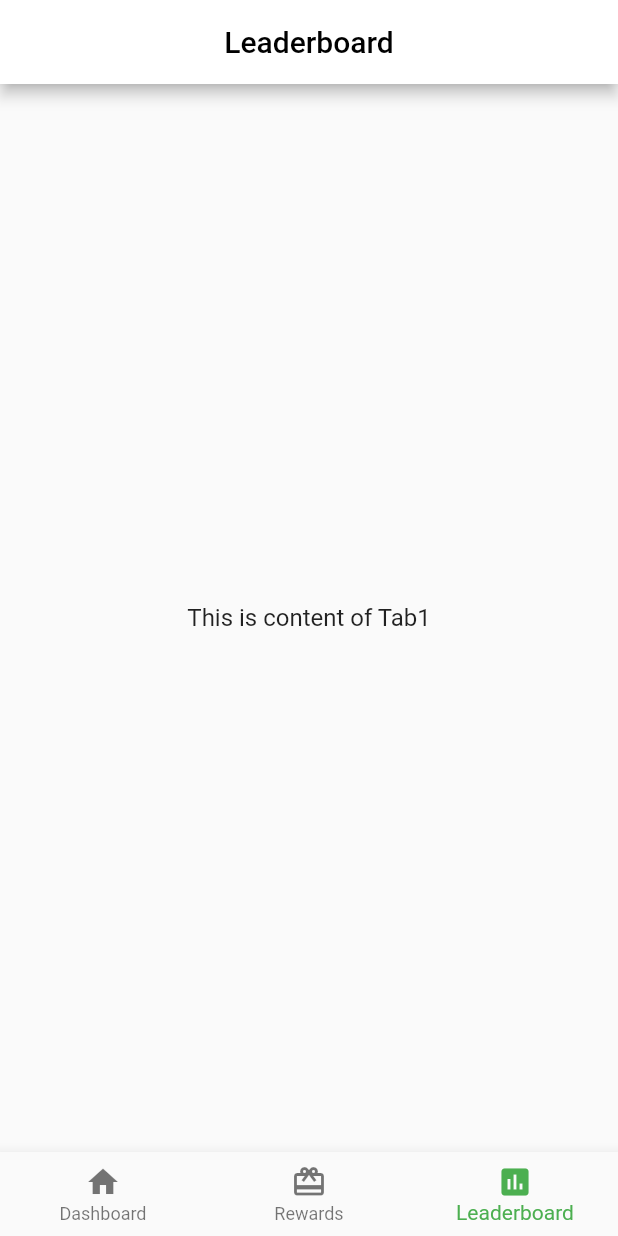
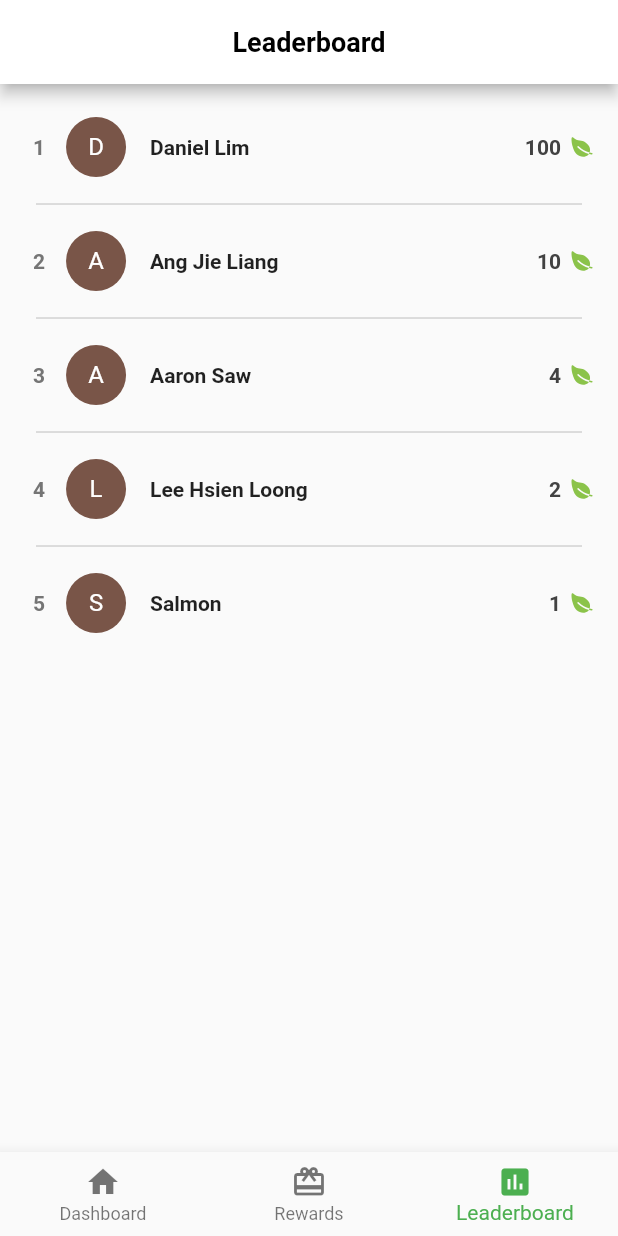
Before and after one commit to daniellimws/ReduceLah, a Flutter app: the screen it shows after launch, item 3 of the bottom bar chosen, on a phone screen of 412 x 824 dp. Run offline on Flutter 3.47's test engine with Material 2 defaults, Android fonts, the light colour scheme and no system bars; our stand-ins replace flutter_icons.

Commit message:
Basic leaderboard

```diff
--- /dev/null
+++ b/lib/services/leaderboard_service.dart
@@ -0,0 +1,14 @@
+class User {
+  String name;
+  int points;
+  int rank;
+
+  User({this.name, this.points, this.rank});
+}
+
+class LeaderboardData {
+  List<User> users;
+  User me;
+
+  LeaderboardData({this.users, this.me});
+}
--- a/lib/tabs/empty_tab.dart
+++ b/lib/tabs/empty_tab.dart
@@ -16,7 +16,11 @@ class _EmptyTabState extends State<EmptyTab>
   Widget build(BuildContext context) {
     return Scaffold(
       appBar: AppBar(
-        title: Text('Empty', style: TextStyle(color: Colors.black)),
+        title: Text(
+          'Empty',
+          style: TextStyle(
+              color: Colors.black, fontWeight: FontWeight.bold, fontSize: 18),
+        ),
         centerTitle: true,
         backgroundColor: Colors.white,
       ),
--- a/lib/tabs/leaderboard_tab.dart
+++ b/lib/tabs/leaderboard_tab.dart
@@ -1,4 +1,17 @@
+import 'dart:math';
+
 import 'package:flutter/material.dart';
+import 'package:flutter_icons/flutter_icons.dart';
+import 'package:reducelah/services/leaderboard_service.dart';
+
+User me = User(name: "Daniel Lim", points: 100, rank: 1);
+LeaderboardData _leaderboardData = LeaderboardData(users: [
+  User(name: "Daniel Lim", points: 100, rank: 1),
+  User(name: "Ang Jie Liang", points: 10, rank: 2),
+  User(name: "Aaron Saw", points: 4, rank: 3),
+  User(name: "Lee Hsien Loong", points: 2, rank: 4),
+  User(name: "Salmon", points: 1, rank: 5)
+], me: me);
 
 class LeaderboardTab extends StatefulWidget {
   @override
@@ -18,18 +31,67 @@ class _LeaderboardTabState extends State<LeaderboardTab>
         appBar: AppBar(
           title: Text(
             'Leaderboard',
-          style: TextStyle(color: Colors.black),
+            style: TextStyle(
+                color: Colors.black, fontWeight: FontWeight.bold, fontSize: 18),
           ),
           centerTitle: true,
           backgroundColor: Colors.white,
         ),
-      body: Center(
-        child: Text(
-          'This is content of Tab1',
-          style: TextStyle(fontSize: 16),
+        body: Padding(
+          padding: const EdgeInsets.only(top: 12.0),
+          child: ListView.separated(
+            itemCount: _leaderboardData.users.length,
+            separatorBuilder: (context, index) =>
+                Divider(color: Colors.grey[400], indent: 24, endIndent: 24),
+            itemBuilder: (context, index) {
+              User user = _leaderboardData.users[index];
+              return Padding(
+                padding:
+                    const EdgeInsets.symmetric(vertical: 2.0, horizontal: 0),
+                child: ListTile(
+                  title: Text(user.name,
+                      style:
+                          TextStyle(fontWeight: FontWeight.bold, fontSize: 14)),
+                  leading: Wrap(
+                    children: <Widget>[
+                      Padding(
+                        padding: const EdgeInsets.all(6.0),
+                        child: Padding(
+                          padding: const EdgeInsets.only(right: 8.0),
+                          child: Text(user.rank.toString(),
+                              style: TextStyle(
+                                  fontWeight: FontWeight.bold,
+                                  color: Colors.grey[600])),
+                        ),
+                      ),
+                      CircleAvatar(
+                          child: Text(user.name[0].toUpperCase(),
+                              style: TextStyle(color: Colors.white)),
+                          backgroundColor: Colors.primaries[
+                              Random().nextInt(Colors.primaries.length)]),
+                    ],
+                    crossAxisAlignment: WrapCrossAlignment.center,
+                  ),
+                  trailing: Wrap(
+                    children: <Widget>[
+                      Padding(
+                        padding: const EdgeInsets.only(right: 6.0),
+                        child: Text(user.points.toString(),
+                            style: TextStyle(
+                              fontWeight: FontWeight.bold,
+                              color: Colors.grey[800],
+                            )),
+                      ),
+                      Icon(Ionicons.ios_leaf,
+                          color: Colors.lightGreen, size: 16)
+                    ],
+                    crossAxisAlignment: WrapCrossAlignment.center,
                   ),
                 ),
               );
+            },
+          ),
+        ));
   }
 
   @override
--- a/pubspec.yaml
+++ b/pubspec.yaml
@@ -23,6 +23,7 @@ dependencies:
   # The following adds the Cupertino Icons font to your application.
   # Use with the CupertinoIcons class for iOS style icons.
   cupertino_icons: ^0.1.2
+  flutter_icons: ^1.0.0
 
 dev_dependencies:
   flutter_test:
```
Also changed, not shown: pubspec.lock. Lines whose indentation alone changed are shown as unchanged.
